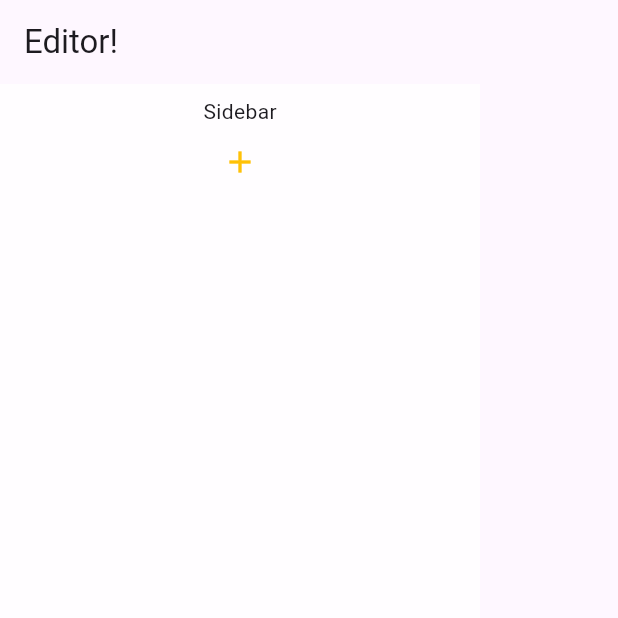
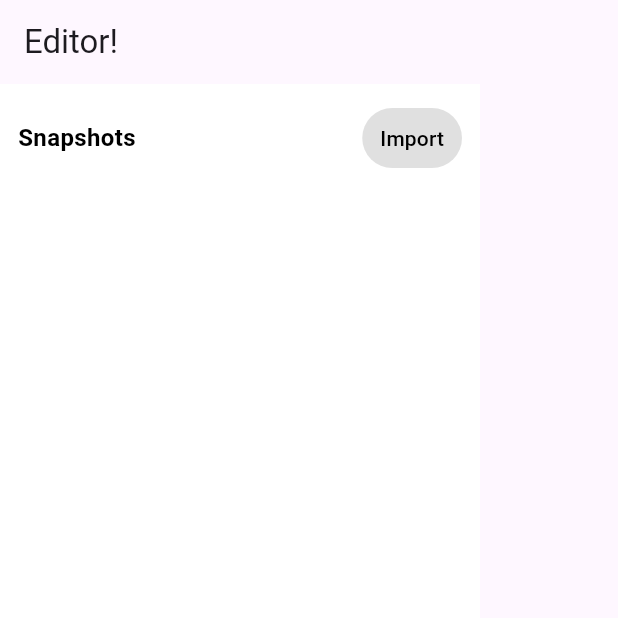
Before and after one commit to EddieAbbondanzio/MEMLASER, a Flutter app: the screen it shows after launch, on a phone screen of 412 x 824 dp, the top half of it. Run offline on Flutter 3.47's test engine with Material 3 defaults, Android fonts, the phone set to English and light mode, and no system bars; our stand-ins replace file_picker; generated files the repository leaves out were written again.

Commit message:
Improve sidebar design to look like something usable

```diff
--- a/app/lib/src/editor/sidebar.dart
+++ b/app/lib/src/editor/sidebar.dart
@@ -10,13 +10,26 @@ class Sidebar extends StatelessWidget {
   @override
   Widget build(BuildContext context) {
     return Container(
-      padding: const EdgeInsets.all(8.0),
+      padding: const EdgeInsets.all(12.0),
       width: 320.0,
-      color: Colors.white70,
+      color: Colors.white,
       child: Column(
         children: [
-          const Text("Sidebar"),
-          IconButton(
+          Row(
+              crossAxisAlignment: CrossAxisAlignment.center,
+              mainAxisAlignment: MainAxisAlignment.spaceBetween,
+              children: [
+                Text(
+                  "Snapshots",
+                  style: TextStyle(
+                      color: Colors.black,
+                      fontWeight: FontWeight.bold,
+                      fontSize:
+                          Theme.of(context).textTheme.bodyLarge?.fontSize),
+                ),
+                TextButton(
+                    style:
+                        TextButton.styleFrom(backgroundColor: Colors.black12),
                     onPressed: () async {
                       print("CLICK!");
                       FilePickerResult? result =
@@ -25,10 +38,18 @@ class Sidebar extends StatelessWidget {
                       if (result != null) {
                         File file = File(result.files.single.path!);
                         print('File: ${file.path}');
+
+                        // Now we'd make an HTTP request to API and give it the path.
+                        // POST snapshot/import {
+                        //  file: file.path
+                        // }
                       }
                     },
-              color: Colors.amber,
-              icon: const Icon(Icons.add))
+                    child: const Text(
+                      "Import",
+                      style: TextStyle(color: Colors.black),
+                    ))
+              ])
         ],
       ),
     );
```
Lines whose indentation alone changed are shown as unchanged.
